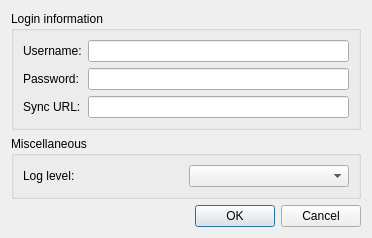
This is qtgui/config.ui in KDE/akunambol as Qt 5 draws it before an edit. The edited form follows.
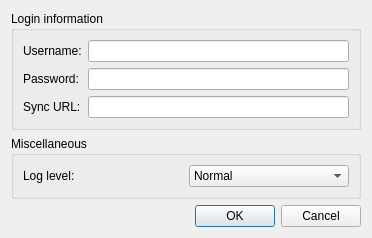
This is the edited form.

Patch:
```diff
--- a/qtgui/config.ui
+++ b/qtgui/config.ui
@@ -7,7 +7,7 @@
     <x>0</x>
     <y>0</y>
     <width>372</width>
-    <height>154</height>
+    <height>231</height>
    </rect>
   </property>
   <property name="windowTitle">
@@ -72,6 +72,24 @@
       </item>
       <item row="0" column="1">
        <widget class="QComboBox" name="logLevel">
+        <property name="currentIndex">
+         <number>1</number>
+        </property>
+        <item>
+         <property name="text">
+          <string>Minimal</string>
+         </property>
+        </item>
+        <item>
+         <property name="text">
+          <string>Normal</string>
+         </property>
+        </item>
+        <item>
+         <property name="text">
+          <string>Full</string>
+         </property>
+        </item>
        </widget>
       </item>
      </layout>
```
Lines whose indentation alone changed are shown as unchanged.
